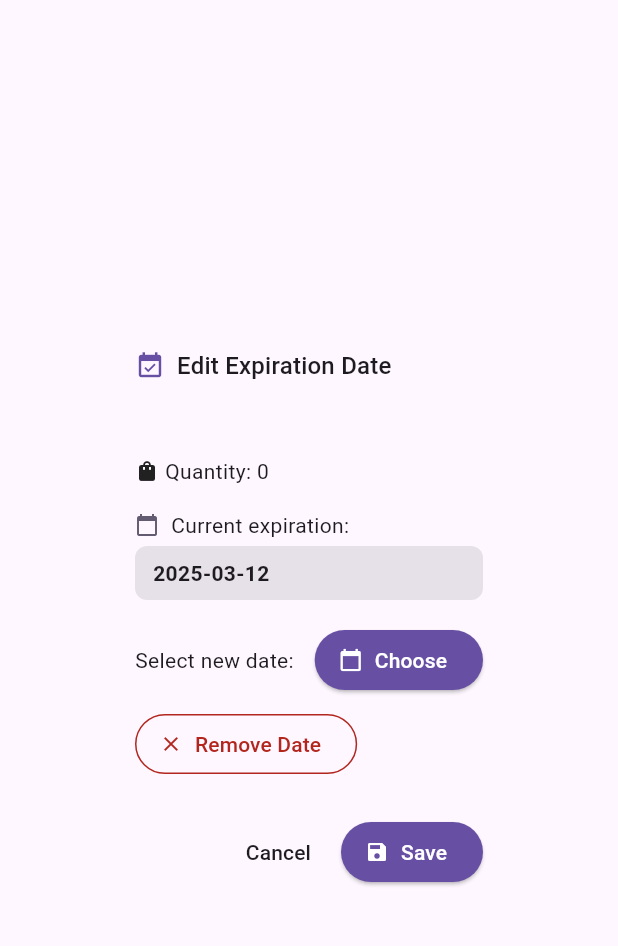
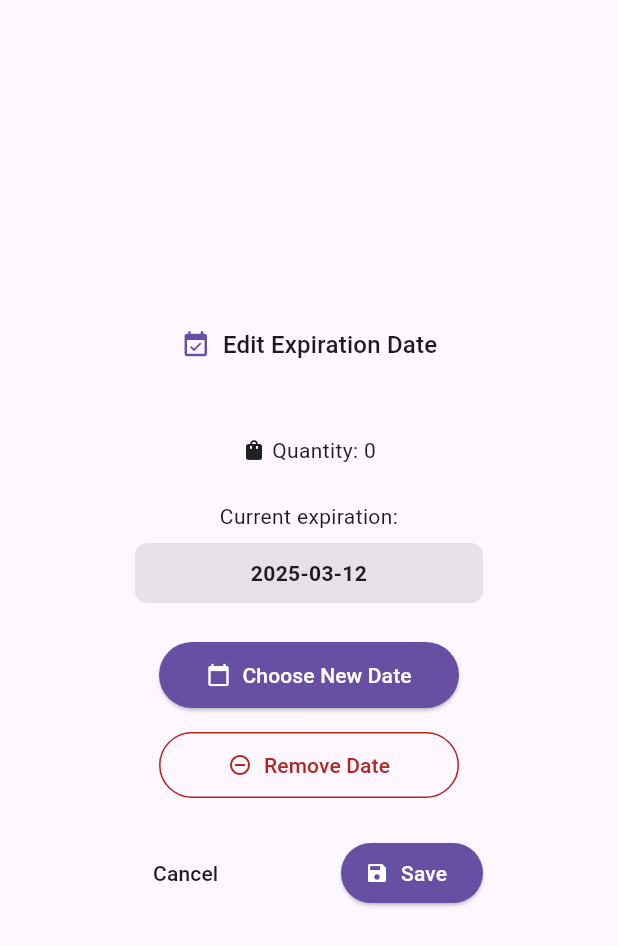
Before and after one commit to reuben-dutton/chocolate-counter, a Flutter app: the ExpirationEditDialog widget shown alone on an empty page, opened directly with empty values, on a phone screen of 412 x 824 dp. Shown: the top 946 px of the screen. Run offline on Flutter 3.47's test engine with Material 3 defaults, Android fonts, the phone set to English and light mode, and no system bars; our stand-ins replace equatable, fl_chart, flutter_bloc, flutter_cache_manager, font_awesome_flutter, get_it and 3 more; accounts and stored records are empty.

Commit message:
Modified expiration edit dialog to be more centred.

```diff
--- a/lib/features/shipments/widgets/expiration_edit_dialog.dart
+++ b/lib/features/shipments/widgets/expiration_edit_dialog.dart
@@ -31,21 +31,20 @@ class _ExpirationEditDialogState extends State<ExpirationEditDialog> {
     return AlertDialog(
       backgroundColor: theme.colorScheme.surface,
       title: Row(
+        mainAxisAlignment: MainAxisAlignment.center,
         children: [
           Icon(Icons.event_available, size: 20, color: theme.colorScheme.primary),
           const SizedBox(width: 8),
-          Expanded(
-            child: Text(
+          Text(
             'Edit Expiration Date',
             style: theme.textTheme.titleMedium,
             overflow: TextOverflow.ellipsis,
-            ),
           ),
         ],
       ),
       content: Column(
         mainAxisSize: MainAxisSize.min,
-        crossAxisAlignment: CrossAxisAlignment.start,
+        crossAxisAlignment: CrossAxisAlignment.center,
         children: [
           // Item info
           Text(
@@ -53,10 +52,12 @@ class _ExpirationEditDialogState extends State<ExpirationEditDialog> {
             style: theme.textTheme.titleMedium?.copyWith(
               fontWeight: FontWeight.bold,
             ),
+            textAlign: TextAlign.center,
           ),
           const SizedBox(height: 8),
 
           Row(
+            mainAxisAlignment: MainAxisAlignment.center,
             children: [
               const Icon(Icons.shopping_bag, size: 16),
               const SizedBox(width: 4),
@@ -65,23 +66,18 @@ class _ExpirationEditDialogState extends State<ExpirationEditDialog> {
               ),
             ],
           ),
-          const SizedBox(height: 16),
+          const SizedBox(height: 24),
 
           // Current expiration date
-          Row(
-            children: [
-              Icon(Icons.calendar_today, size: 16, color: theme.colorScheme.secondary),
-              const SizedBox(width: 8),
           Text(
             'Current expiration:',
             style: theme.textTheme.bodyMedium,
+            textAlign: TextAlign.center,
           ),
-            ],
-          ),
-          const SizedBox(height: 4),
+          const SizedBox(height: 8),
           Container(
             width: double.infinity,
-            padding: const EdgeInsets.symmetric(horizontal: 12, vertical: 8),
+            padding: const EdgeInsets.symmetric(horizontal: 12, vertical: 10),
             decoration: BoxDecoration(
               color: theme.colorScheme.surfaceContainerHighest,
               borderRadius: BorderRadius.circular(8),
@@ -93,33 +89,29 @@ class _ExpirationEditDialogState extends State<ExpirationEditDialog> {
               style: theme.textTheme.bodyMedium?.copyWith(
                 fontWeight: FontWeight.bold,
               ),
+              textAlign: TextAlign.center,
             ),
           ),
-          const SizedBox(height: 16),
+          const SizedBox(height: 24),
 
-          // Expiration date selector
-          Row(
-            mainAxisAlignment: MainAxisAlignment.spaceBetween,
+          // Date selection buttons
+          Column(
             children: [
-              Text(
-                'Select new date:',
-                style: theme.textTheme.bodyMedium,
-              ),
               ElevatedButton.icon(
                 icon: const Icon(Icons.calendar_today, size: 16),
-                label: const Text('Choose'),
+                label: const Text('Choose New Date'),
                 onPressed: () => _selectDate(context),
                 style: ElevatedButton.styleFrom(
                   backgroundColor: theme.colorScheme.primary,
                   foregroundColor: theme.colorScheme.onPrimary,
+                  padding: const EdgeInsets.symmetric(horizontal: 20, vertical: 12),
+                  minimumSize: const Size(200, 0),
                 ),
               ),
-            ],
-          ),
               if (_expirationDate != null) ...[
-            const SizedBox(height: 8),
+                const SizedBox(height: 12),
                 OutlinedButton.icon(
-              icon: Icon(Icons.clear, size: 16, color: theme.colorScheme.error),
+                  icon: Icon(Icons.remove_circle_outline, size: 16, color: theme.colorScheme.error),
                   label: Text('Remove Date', style: TextStyle(color: theme.colorScheme.error)),
                   onPressed: () {
                     setState(() {
@@ -128,12 +120,19 @@ class _ExpirationEditDialogState extends State<ExpirationEditDialog> {
                   },
                   style: OutlinedButton.styleFrom(
                     side: BorderSide(color: theme.colorScheme.error),
+                    padding: const EdgeInsets.symmetric(horizontal: 20, vertical: 12),
+                    minimumSize: const Size(200, 0),
                   ),
                 ),
               ],
             ],
           ),
+        ],
+      ),
       actions: [
+        Row(
+          mainAxisAlignment: MainAxisAlignment.spaceBetween,
+          children: [
             TextButton(
               onPressed: () => Navigator.of(context).pop(),
               style: TextButton.styleFrom(
@@ -151,6 +150,8 @@ class _ExpirationEditDialogState extends State<ExpirationEditDialog> {
                 backgroundColor: theme.colorScheme.primary,
                 foregroundColor: theme.colorScheme.onPrimary,
               ),
+            ),
+          ],
         ),
       ],
     );
```
Lines whose indentation alone changed are shown as unchanged.
